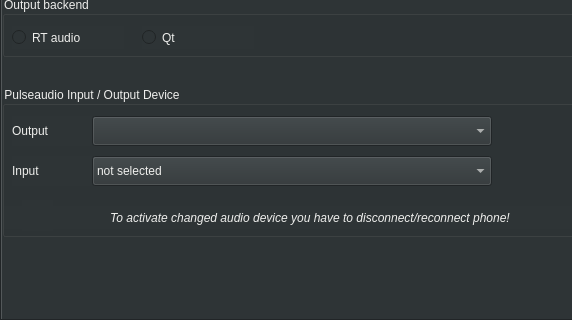
Before: the Qt Designer form src/autoapp/UI/settingswindow.ui in arash-rasouli/openauto, drawn with Qt 5; both pictures show x 0 to 572 and y 160 to 480 of the 800 by 480 pixel window.
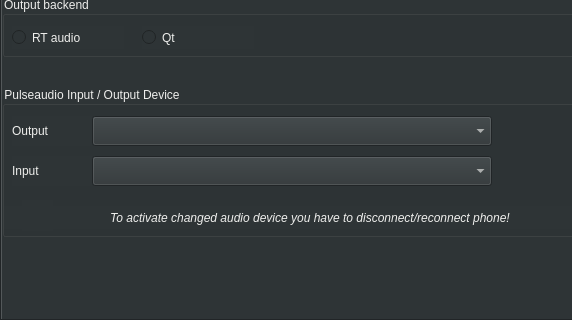
After: the same form once the commit is applied. The open tabs and pages were chosen to show the change. Icons and pictures are not drawn.

Commit message: Fix missing remove: Some reworks and handling changes

The edit to the form file:
```diff
--- a/src/autoapp/UI/settingswindow.ui
+++ b/src/autoapp/UI/settingswindow.ui
@@ -646,14 +646,6 @@
       <property name="editable">
        <bool>false</bool>
       </property>
-      <property name="currentText">
-       <string>not selected</string>
-      </property>
-      <item>
-       <property name="text">
-        <string>not selected</string>
-       </property>
-      </item>
      </widget>
      <widget class="QLabel" name="labelPulseInput">
       <property name="geometry">
```
